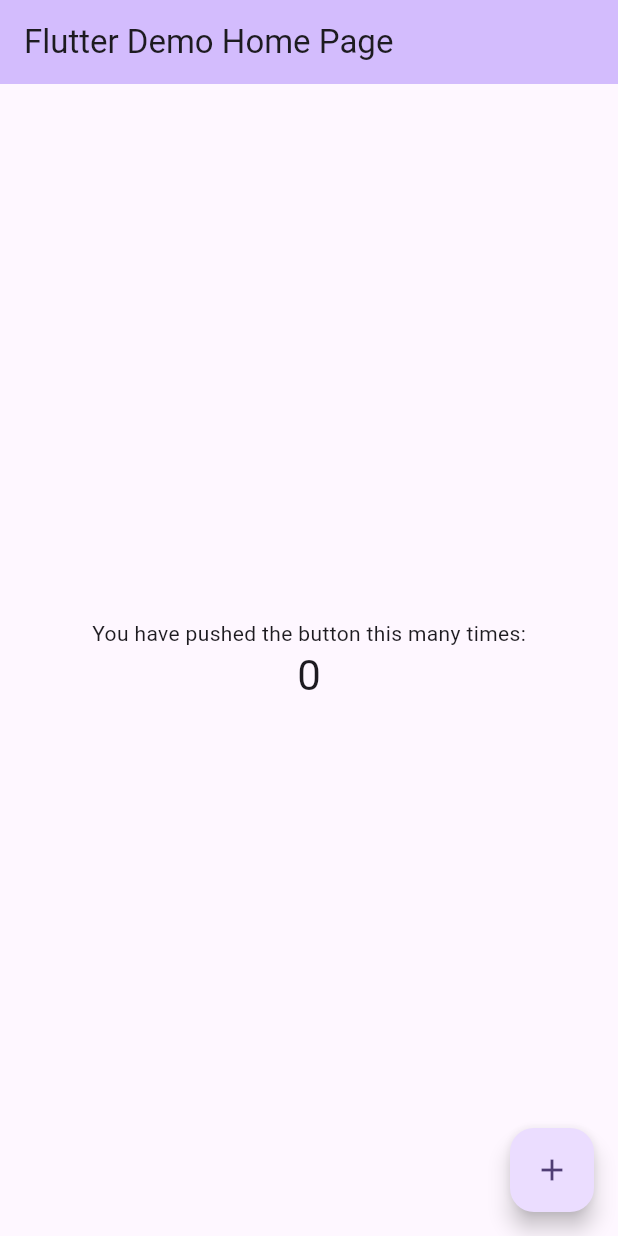
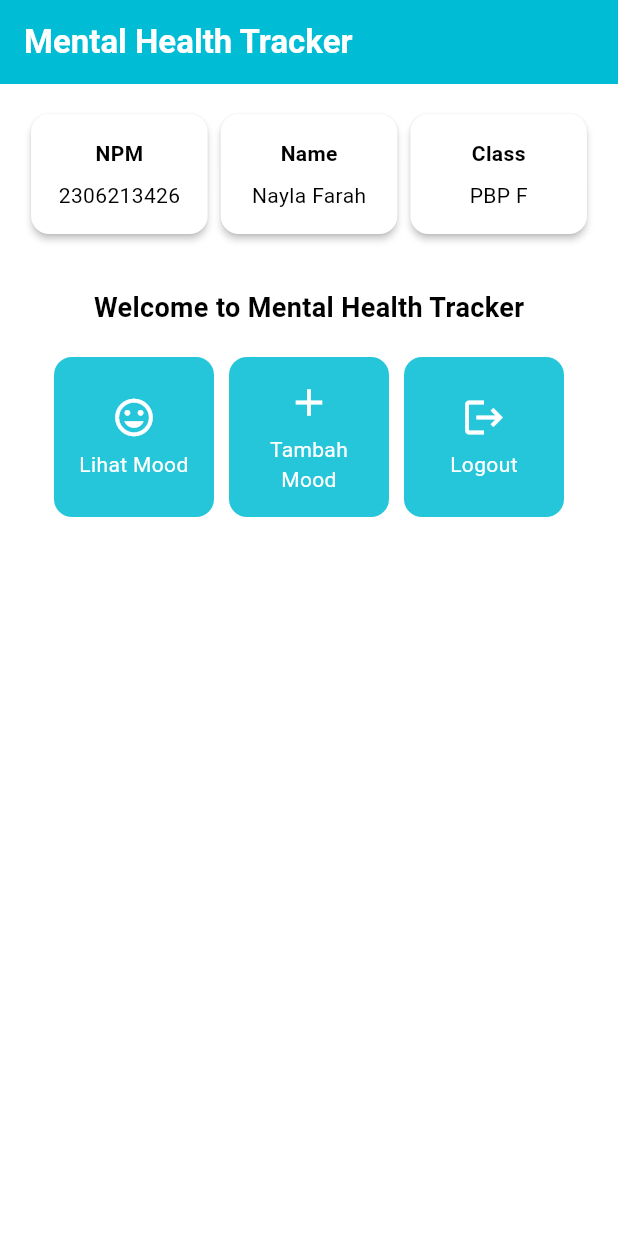
Before and after one commit to naylafn/mental-health-tracker-mobile, a Flutter app: the screen it shows after launch, on a phone screen of 412 x 824 dp. Run offline on Flutter 3.47's test engine with Material 3 defaults, Android fonts, the phone set to English and light mode, and no system bars.

Commit message:
finish: tutorial 6

```diff
--- a/lib/main.dart
+++ b/lib/main.dart
@@ -1,4 +1,5 @@
 import 'package:flutter/material.dart';
+import 'package:mental_health_tracker/menu.dart';
 
 void main() {
   runApp(const MyApp());
@@ -13,113 +14,11 @@ class MyApp extends StatelessWidget {
     return MaterialApp(
       title: 'Flutter Demo',
       theme: ThemeData(
-        // This is the theme of your application.
-        //
-        // TRY THIS: Try running your application with "flutter run". You'll see
-        // the application has a purple toolbar. Then, without quitting the app,
-        // try changing the seedColor in the colorScheme below to Colors.green
-        // and then invoke "hot reload" (save your changes or press the "hot
-        // reload" button in a Flutter-supported IDE, or press "r" if you used
-        // the command line to start the app).
-        //
-        // Notice that the counter didn't reset back to zero; the application
-        // state is not lost during the reload. To reset the state, use hot
-        // restart instead.
-        //
-        // This works for code too, not just values: Most code changes can be
-        // tested with just a hot reload.
-        colorScheme: ColorScheme.fromSeed(seedColor: Colors.deepPurple),
-        useMaterial3: true,
+         colorScheme: ColorScheme.fromSwatch(
+               primarySwatch: Colors.cyan,
+         ).copyWith(secondary: Colors.cyan[400]),
       ),
-      home: const MyHomePage(title: 'Flutter Demo Home Page'),
+      home: MyHomePage()
     );
   }
 }
-
-class MyHomePage extends StatefulWidget {
-  const MyHomePage({super.key, required this.title});
-
-  // This widget is the home page of your application. It is stateful, meaning
-  // that it has a State object (defined below) that contains fields that affect
-  // how it looks.
-
-  // This class is the configuration for the state. It holds the values (in this
-  // case the title) provided by the parent (in this case the App widget) and
-  // used by the build method of the State. Fields in a Widget subclass are
-  // always marked "final".
-
-  final String title;
-
-  @override
-  State<MyHomePage> createState() => _MyHomePageState();
-}
-
-class _MyHomePageState extends State<MyHomePage> {
-  int _counter = 0;
-
-  void _incrementCounter() {
-    setState(() {
-      // This call to setState tells the Flutter framework that something has
-      // changed in this State, which causes it to rerun the build method below
-      // so that the display can reflect the updated values. If we changed
-      // _counter without calling setState(), then the build method would not be
-      // called again, and so nothing would appear to happen.
-      _counter++;
-    });
-  }
-
-  @override
-  Widget build(BuildContext context) {
-    // This method is rerun every time setState is called, for instance as done
-    // by the _incrementCounter method above.
-    //
-    // The Flutter framework has been optimized to make rerunning build methods
-    // fast, so that you can just rebuild anything that needs updating rather
-    // than having to individually change instances of widgets.
-    return Scaffold(
-      appBar: AppBar(
-        // TRY THIS: Try changing the color here to a specific color (to
-        // Colors.amber, perhaps?) and trigger a hot reload to see the AppBar
-        // change color while the other colors stay the same.
-        backgroundColor: Theme.of(context).colorScheme.inversePrimary,
-        // Here we take the value from the MyHomePage object that was created by
-        // the App.build method, and use it to set our appbar title.
-        title: Text(widget.title),
-      ),
-      body: Center(
-        // Center is a layout widget. It takes a single child and positions it
-        // in the middle of the parent.
-        child: Column(
-          // Column is also a layout widget. It takes a list of children and
-          // arranges them vertically. By default, it sizes itself to fit its
-          // children horizontally, and tries to be as tall as its parent.
-          //
-          // Column has various properties to control how it sizes itself and
-          // how it positions its children. Here we use mainAxisAlignment to
-          // center the children vertically; the main axis here is the vertical
-          // axis because Columns are vertical (the cross axis would be
-          // horizontal).
-          //
-          // TRY THIS: Invoke "debug painting" (choose the "Toggle Debug Paint"
-          // action in the IDE, or press "p" in the console), to see the
-          // wireframe for each widget.
-          mainAxisAlignment: MainAxisAlignment.center,
-          children: <Widget>[
-            const Text(
-              'You have pushed the button this many times:',
-            ),
-            Text(
-              '$_counter',
-              style: Theme.of(context).textTheme.headlineMedium,
-            ),
-          ],
-        ),
-      ),
-      floatingActionButton: FloatingActionButton(
-        onPressed: _incrementCounter,
-        tooltip: 'Increment',
-        child: const Icon(Icons.add),
-      ), // This trailing comma makes auto-formatting nicer for build methods.
-    );
-  }
-}
--- /dev/null
+++ b/lib/menu.dart
@@ -0,0 +1,189 @@
+import 'package:flutter/material.dart';
+
+class MyHomePage extends StatelessWidget {
+    MyHomePage({super.key});
+
+    final String npm = '2306213426';
+    final String name = 'Nayla Farah';
+    final String className = 'PBP F';
+
+     @override
+     Widget build(BuildContext context) {
+        // Scaffold menyediakan struktur dasar halaman dengan AppBar dan body.
+        return Scaffold(
+            // AppBar adalah bagian atas halaman yang menampilkan judul.
+            appBar: AppBar(
+                // Judul aplikasi "Mental Health Tracker" dengan teks putih dan tebal.
+                title: const Text(
+                'Mental Health Tracker',
+                style: TextStyle(
+                    color: Colors.white,
+                    fontWeight: FontWeight.bold,
+                    ),
+                ),
+            // Warna latar belakang AppBar diambil dari skema warna tema aplikasi.
+            backgroundColor: Theme.of(context).colorScheme.primary,
+            ),
+
+            // Body halaman dengan padding di sekelilingnya.
+            body: Padding(
+                padding: const EdgeInsets.all(16.0),
+                // Menyusun widget secara vertikal dalam sebuah kolom.
+                child: Column(
+                    crossAxisAlignment: CrossAxisAlignment.center,
+                    children: [
+                    // Row untuk menampilkan 3 InfoCard secara horizontal.
+                    Row(
+                        mainAxisAlignment: MainAxisAlignment.spaceEvenly,
+                        children: [
+                            InfoCard(title: 'NPM', content: npm),
+                            InfoCard(title: 'Name', content: name),
+                            InfoCard(title: 'Class', content: className),
+                        ],
+                    ),
+
+                 // Memberikan jarak vertikal 16 unit.
+                 const SizedBox(height: 16.0),
+
+                 // Menempatkan widget berikutnya di tengah halaman.
+                 Center(
+                   child: Column(
+                     // Menyusun teks dan grid item secara vertikal.
+
+                     children: [
+                       // Menampilkan teks sambutan dengan gaya tebal dan ukuran 18.
+                       const Padding(
+                         padding: EdgeInsets.only(top: 16.0),
+                         child: Text(
+                           'Welcome to Mental Health Tracker',
+                           style: TextStyle(
+                             fontWeight: FontWeight.bold,
+                             fontSize: 18.0,
+                           ),
+                         ),
+                       ),
+
+                       // Grid untuk menampilkan ItemCard dalam bentuk grid 3 kolom.
+                       GridView.count(
+                         primary: true,
+                         padding: const EdgeInsets.all(20),
+                         crossAxisSpacing: 10,
+                         mainAxisSpacing: 10,
+                         crossAxisCount: 3,
+                         // Agar grid menyesuaikan tinggi kontennya.
+                         shrinkWrap: true,
+
+                         // Menampilkan ItemCard untuk setiap item dalam list items.
+                         children: items.map((ItemHomepage item) {
+                           return ItemCard(item);
+                         }).toList(),
+                       ),
+                     ],
+                   ),
+                 ),
+               ],
+             ),
+           ),
+         );
+       }
+
+     final List<ItemHomepage> items = [
+         ItemHomepage("Lihat Mood", Icons.mood),
+         ItemHomepage("Tambah Mood", Icons.add),
+         ItemHomepage("Logout", Icons.logout),
+     ];
+}
+
+class InfoCard extends StatelessWidget {
+  // Kartu informasi yang menampilkan title dan content.
+
+  final String title;
+  final String content;
+
+  const InfoCard({super.key, required this.title, required this.content});
+
+  @override
+  Widget build(BuildContext context) {
+    return Card(
+      // Membuat kotak kartu dengan bayangan dibawahnya.
+      elevation: 2.0,
+      child: Container(
+        // Mengatur ukuran dan jarak di dalam kartu.
+        width: MediaQuery.of(context).size.width / 3.5, // menyesuaikan dengan lebar device yang digunakan.
+        padding: const EdgeInsets.all(16.0),
+        // Menyusun title dan content secara vertikal.
+        child: Column(
+          children: [
+            Text(
+              title,
+              style: const TextStyle(fontWeight: FontWeight.bold),
+            ),
+            const SizedBox(height: 8.0),
+            Text(content),
+          ],
+        ),
+      ),
+    );
+  }
+}
+
+class ItemHomepage {
+     final String name;
+     final IconData icon;
+
+     ItemHomepage(this.name, this.icon);
+ }
+
+class ItemCard extends StatelessWidget {
+  // Menampilkan kartu dengan ikon dan nama.
+
+  final ItemHomepage item;
+
+  const ItemCard(this.item, {super.key});
+
+  @override
+  Widget build(BuildContext context) {
+    return Material(
+      // Menentukan warna latar belakang dari tema aplikasi.
+      color: Theme.of(context).colorScheme.secondary,
+      // Membuat sudut kartu melengkung.
+      borderRadius: BorderRadius.circular(12),
+
+      child: InkWell(
+        // Aksi ketika kartu ditekan.
+        onTap: () {
+          // Menampilkan pesan SnackBar saat kartu ditekan.
+          ScaffoldMessenger.of(context)
+            ..hideCurrentSnackBar()
+            ..showSnackBar(
+              SnackBar(content: Text("Kamu telah menekan tombol ${item.name}!"))
+            );
+        },
+        // Container untuk menyimpan Icon dan Text
+        child: Container(
+          padding: const EdgeInsets.all(8),
+          child: Center(
+            child: Column(
+              // Menyusun ikon dan teks di tengah kartu.
+              mainAxisAlignment: MainAxisAlignment.center,
+              children: [
+                Icon(
+                  item.icon,
+                  color: Colors.white,
+                  size: 30.0,
+                ),
+                const Padding(padding: EdgeInsets.all(3)),
+                Text(
+                  item.name,
+                  textAlign: TextAlign.center,
+                  style: const TextStyle(color: Colors.white),
+                ),
+              ],
+            ),
+          ),
+        ),
+      ),
+    );
+  }
+
+}
```
